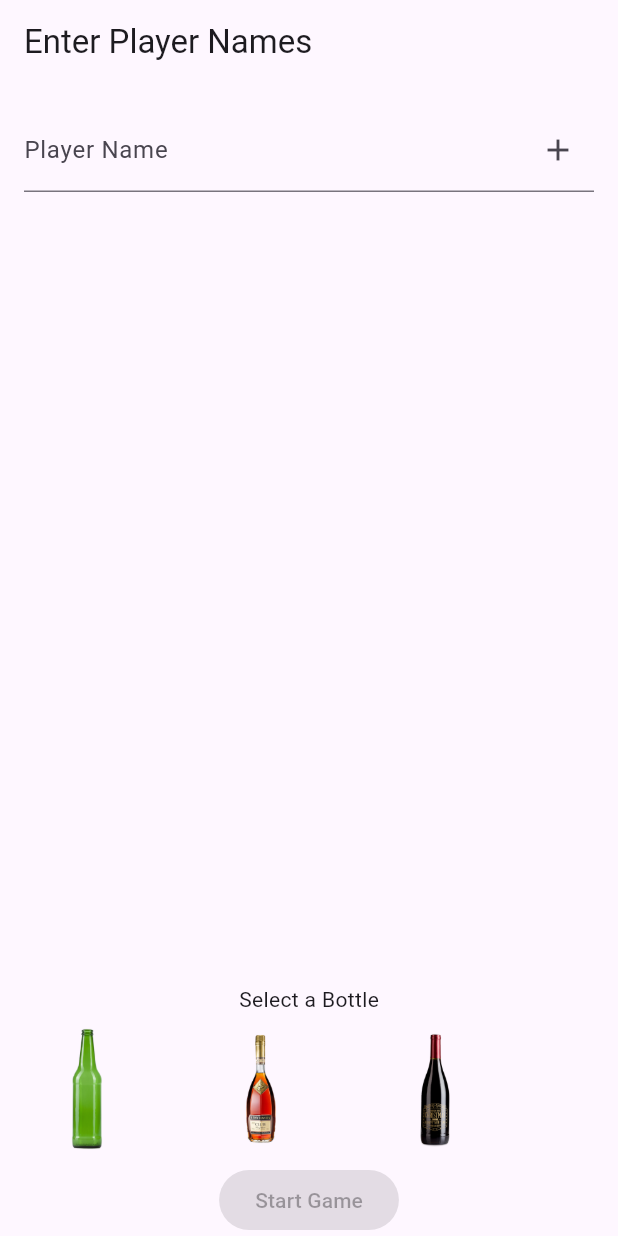
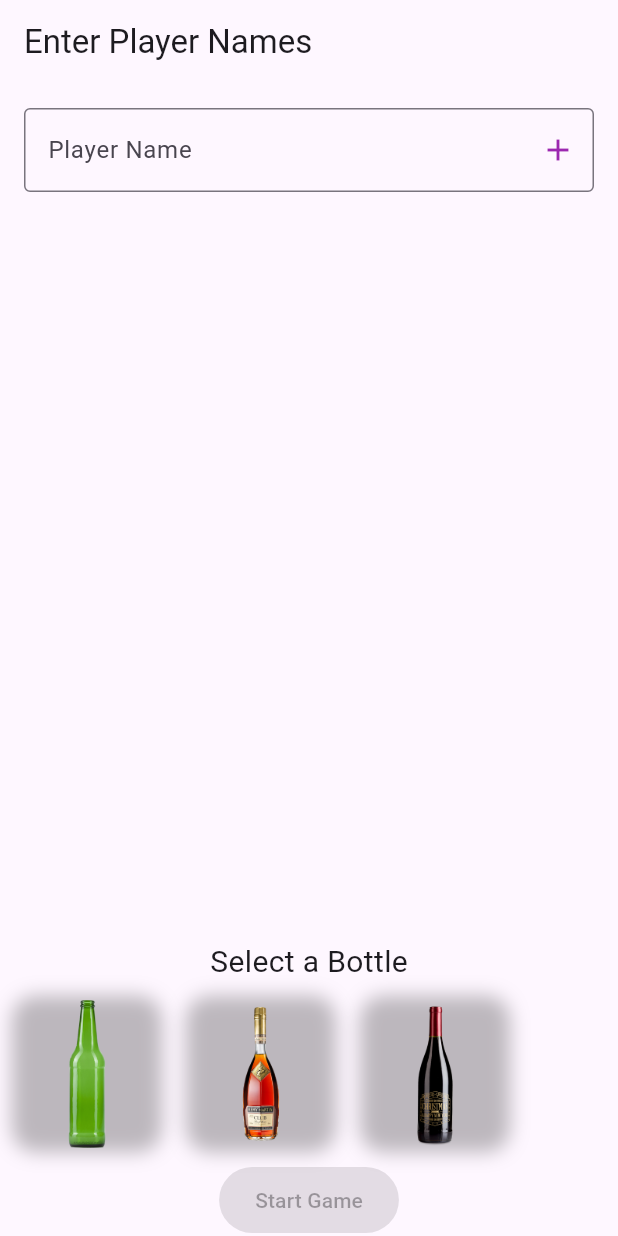
Before and after one commit to chjawad1/App-development-Flutter, a Flutter app: the screen it shows after launch, on a phone screen of 412 x 824 dp. Run offline on Flutter 3.47's test engine with Material 3 defaults, Android fonts, the phone set to English and light mode, and no system bars; key blocks and very long unbroken strings in the code were emptied for the run.

Commit message:
spin bottle code updated

```diff
--- a/spin_bottle/lib/copy.dart
+++ b/spin_bottle/lib/copy.dart
@@ -94,8 +94,8 @@ class _PlayerInputScreenState extends State<PlayerInputScreen> {
                     padding: const EdgeInsets.all(8.0),
                     child: Image.asset(
                       bottleImages[index],
-                      width: 80,
-                      height: 80,
+                      width: 100,
+                      height: 100,
                       color: selectedBottle == bottleImages[index]
                           ? Colors.blue
                           : null, // Highlight selected bottle
--- a/spin_bottle/lib/main.dart
+++ b/spin_bottle/lib/main.dart
@@ -1,8 +1,10 @@
 import 'package:flutter/material.dart';
+import 'package:flutter/widgets.dart';
 
 void main() {
   runApp(SpinTheBottleApp());
 }
+
 
 class SpinTheBottleApp extends StatelessWidget {
   @override
@@ -10,8 +12,10 @@ class SpinTheBottleApp extends StatelessWidget {
     return MaterialApp(
       title: 'Spin the Bottle Game',
       theme: ThemeData(
-        primarySwatch: Colors.blue,
+        primarySwatch: Colors.purple,
+        visualDensity: VisualDensity.adaptivePlatformDensity,
       ),
+      debugShowCheckedModeBanner: false,
       home: PlayerInputScreen(),
     );
   }
@@ -59,8 +63,9 @@ class _PlayerInputScreenState extends State<PlayerInputScreen> {
               controller: nameController,
               decoration: InputDecoration(
                 labelText: 'Player Name',
+                border: OutlineInputBorder(),
                 suffixIcon: IconButton(
-                  icon: Icon(Icons.add),
+                  icon: Icon(Icons.add, color: Colors.purple),
                   onPressed: addPlayer,
                 ),
               ),
@@ -72,14 +77,15 @@ class _PlayerInputScreenState extends State<PlayerInputScreen> {
               itemBuilder: (context, index) {
                 return ListTile(
                   title: Text(playerNames[index]),
+                  trailing: Icon(Icons.person, color: Colors.purple),
                 );
               },
             ),
           ),
           SizedBox(height: 20),
-          Text('Select a Bottle'),
+          Text('Select a Bottle', style: TextStyle(fontSize: 20)),
           Container(
-            height: 100,
+            height: 120,
             child: ListView.builder(
               scrollDirection: Axis.horizontal,
               itemCount: bottleImages.length,
@@ -92,13 +98,25 @@ class _PlayerInputScreenState extends State<PlayerInputScreen> {
                   },
                   child: Padding(
                     padding: const EdgeInsets.all(8.0),
-                    child: Image.asset(
-                      bottleImages[index],
-                      width: 100,
-                      height: 100,
-                      color: selectedBottle == bottleImages[index]
-                          ? Colors.blue
-                          : null, // Highlight selected bottle
+                    child: AnimatedContainer(
+                      duration: Duration(milliseconds: 300),
+                      decoration: BoxDecoration(
+                        border: selectedBottle == bottleImages[index]
+                            ? Border.all(color: Colors.purpleAccent, width: 4)
+                            : null,
+                        borderRadius: BorderRadius.circular(16),
+                        boxShadow: [
+                          BoxShadow(
+                            color: Colors.black26,
+                            blurRadius: 10,
+                          ),
+                        ],
+                      ),
+                      child: Image.asset(
+                        bottleImages[index],
+                        width: 100,
+                        height: 100,
+                      ),
                     ),
                   ),
                 );
@@ -106,13 +124,19 @@ class _PlayerInputScreenState extends State<PlayerInputScreen> {
             ),
           ),
           ElevatedButton(
+            style: ElevatedButton.styleFrom(
+              padding: EdgeInsets.symmetric(horizontal: 24, vertical: 12),
+              backgroundColor: Colors.purple, // background
+              foregroundColor: Colors.white, // foreground
+            ),
             onPressed: playerNames.isNotEmpty && selectedBottle != null
                 ? () {
               Navigator.push(
                 context,
                 MaterialPageRoute(
-                  builder: (context) =>
-                      BottleSpinScreen(players: playerNames, selectedBottle: selectedBottle!),
+                  builder: (context) => BottleSpinScreen(
+                      players: playerNames,
+                      selectedBottle: selectedBottle!),
                 ),
               );
             }
@@ -136,7 +160,8 @@ class BottleSpinScreen extends StatefulWidget {
   _BottleSpinScreenState createState() => _BottleSpinScreenState();
 }
 
-class _BottleSpinScreenState extends State<BottleSpinScreen> with SingleTickerProviderStateMixin {
+class _BottleSpinScreenState extends State<BottleSpinScreen>
+    with SingleTickerProviderStateMixin {
   late AnimationController _controller;
   double _angle = 0;
   bool _isSpinning = false;
@@ -153,13 +178,17 @@ class _BottleSpinScreenState extends State<BottleSpinScreen> with SingleTickerPr
   void spinBottle() {
     setState(() {
       _isSpinning = true;
-      _angle = (360 * 5) + (360 * (widget.players.length) * (1 + (DateTime.now().millisecond % 360) / 360));
+      _angle = (360 * 5) +
+          (360 *
+              (widget.players.length) *
+              (1 + (DateTime.now().millisecond % 360) / 360));
     });
 
     _controller.forward(from: 0).then((_) {
       setState(() {
         _isSpinning = false;
-        int selectedPlayer = (widget.players.length * ((_angle % 360) / 360)).floor();
+        int selectedPlayer =
+        (widget.players.length * ((_angle % 360) / 360)).floor();
         showChallenge(widget.players[selectedPlayer]);
       });
     });
@@ -194,7 +223,8 @@ class _BottleSpinScreenState extends State<BottleSpinScreen> with SingleTickerPr
               builder: (context, child) {
                 return Transform.rotate(
                   angle: _controller.value * _angle,
-                  child: Image.asset(widget.selectedBottle, width: 200, height: 200),
+                  child: Image.asset(widget.selectedBottle,
+                      width: 200, height: 200),
                 );
               },
             ),
@@ -265,8 +295,9 @@ class _ChallengeScreenState extends State<ChallengeScreen> {
               controller: challengeController,
               decoration: InputDecoration(
                 labelText: 'Add your own challenge',
+                border: OutlineInputBorder(),
                 suffixIcon: IconButton(
-                  icon: Icon(Icons.add),
+                  icon: Icon(Icons.add, color: Colors.purple),
                   onPressed: addCustomChallenge,
                 ),
               ),
```
Also changed, not shown: 1 other file.
